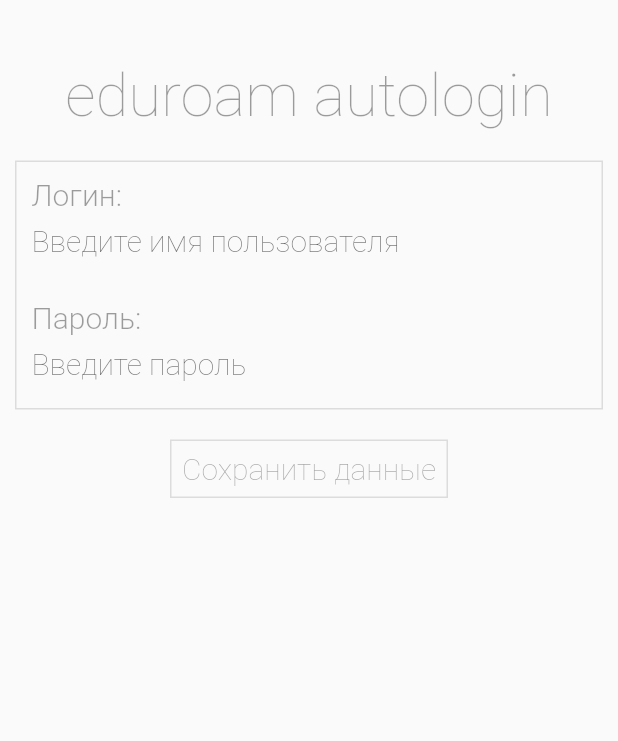
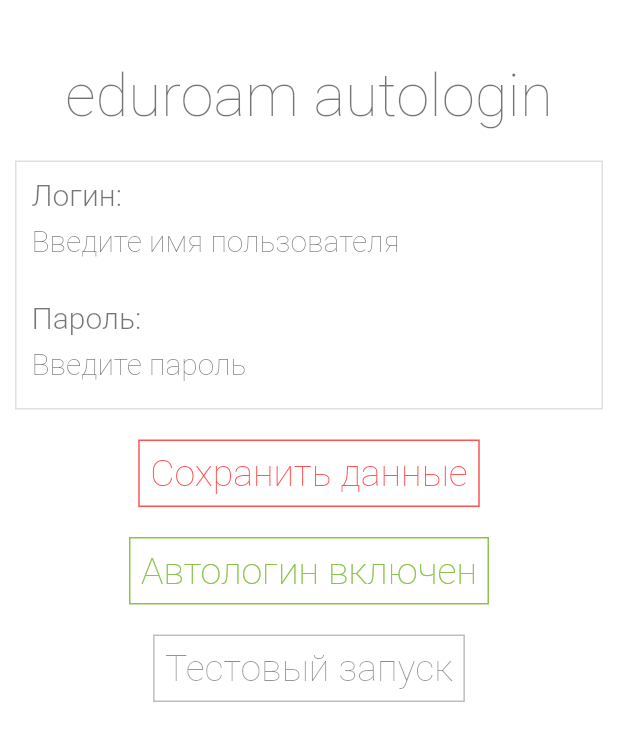
Before and after one commit to dispersik/eduroam_autologin, a Flutter app: the screen it shows after launch, on a phone screen of 412 x 824 dp. Shown: the top 741 px of the screen. Run offline on Flutter 3.47's test engine with Material 2 defaults, Android fonts, the phone set to English and light mode, and no system bars; our stand-ins replace shared_preferences.

Commit message:
add test button, buttons logic

```diff
--- a/lib/main.dart
+++ b/lib/main.dart
@@ -2,7 +2,6 @@
 import 'package:flutter/widgets.dart';
 import 'package:url_launcher/url_launcher.dart';
 import 'package:shared_preferences/shared_preferences.dart';
-import 'package:eduroam_autologin/storageHelper.dart';
 import 'package:eduroam_autologin/ui_helper.dart';
 
 void main() {
@@ -31,53 +30,30 @@
 }
 
 class _MyHomePageState extends State<MyHomePage> {
-  void connectToEduroam(String login, String password) async {
-    if (login != null && password != null) {
-      final link =
-          'http://' + login + ":" + password + '@10.0.0.10/connect.html';
-      if (await canLaunch(link)) {
-        await launch(link, forceSafariVC: false);
-        print('Eduroam get happen');
-      }
-    }
-  }
 
   @override
   Widget build(BuildContext context) {
+    void _callSetState() => setState((){});
     return Scaffold(
+      backgroundColor: Colors.white,
       // appBar: AppBar(
       //   title: Text(widget.title),
       // ),
-      body: Center(
-        child: Column(
+      body: ListView(
+        children: [
+          Column(
           mainAxisAlignment: MainAxisAlignment.start,
           children: <Widget>[
             titleElement(),
-            Padding(
-                padding:
-                    EdgeInsets.only(left: 10, right: 10, bottom: 20, top: 20),
-              child: Container(
-                decoration: BoxDecoration(
-                  border: Border.all(color: Colors.black12),
-                ),
-                child: Padding(
-                  padding: EdgeInsets.all(10),
-                  child: Column(
-                    children: [
-                      ...loginElements(),
-                      SizedBox(
-                        height: 20,
-                      ),
-                      ...passwordElements(),
-                    ],
-                  ),
-                ),
-              ),
-            ),
-            saveDataElement()
+            credentialElement(_callSetState),
+            saveDataElement(_callSetState),
+            SizedBox(height: 20,),
+            autologinModeElement(_callSetState),
+            SizedBox(height: 20,),
+            testElement(),
           ],
         ),
-      ),
+      ]),
     );
   }
 }
--- a/lib/storageHelper.dart
+++ b/lib/storageHelper.dart
@@ -23,3 +23,7 @@
   final prefs = await SharedPreferences.getInstance();
   prefs.setString('password', password);
 }
+
+void saveData() {
+
+}
--- a/lib/ui_helper.dart
+++ b/lib/ui_helper.dart
@@ -1,15 +1,22 @@
+import 'package:eduroam_autologin/storageHelper.dart';
 import 'package:flutter/material.dart';
 import 'package:flutter/widgets.dart';
 
 String login;
 String password;
 
+bool valueChanged = true;
+bool autologinState = true;
+
 final loginController = TextEditingController();
 final passwordController = TextEditingController();
 
+Color _enabledColor = Colors.lightGreen;
+Color _disabledColor = Colors.redAccent;
+
 TextStyle _styleDarkKey() => TextStyle(
       // color: Colors.red[50].withOpacity(0.9),
-  color: Colors.black38,
+      color: Colors.black54,
       fontSize: 20,
       fontWeight: FontWeight.w300,
     );
@@ -22,19 +29,34 @@
     );
 
 TextStyle _titleStyle() => TextStyle(
-  color: Colors.black38,
+      color: Colors.black54,
       fontSize: 40,
+      fontWeight: FontWeight.w100,
+    );
+
+TextStyle _saveButtonStyle() => TextStyle(
+      color: _getSaveButtonColor(),
+      fontSize: 25,
+      fontWeight: FontWeight.w100,
+    );
+
+TextStyle _autologinStyle() => TextStyle(
+      color: _getAutologinColor(),
+      fontSize: 25,
       fontWeight: FontWeight.w100,
     );
 
 Widget titleElement() {
   return Padding(
     padding: EdgeInsets.only(top: 40),
-      child: Text("eduroam autologin", style: _titleStyle(),),
+    child: Text(
+      "eduroam autologin",
+      style: _titleStyle(),
+    ),
   );
 }
 
-List<Widget> loginElements() {
+List<Widget> loginElements(void callSetState()) {
   return [
     Row(children: [
       Text(
@@ -50,7 +72,9 @@
             style: _styleDarkValue(),
             controller: loginController,
             onChanged: (text) {
+              valueChanged = true;
               // changeLogin(text);
+              callSetState();
             },
             decoration: InputDecoration(
                 border: InputBorder.none,
@@ -64,7 +88,7 @@
   ];
 }
 
-List<Widget> passwordElements() {
+List<Widget> passwordElements(void callSetState()) {
   return [
     Row(children: [
       Text(
@@ -79,7 +103,9 @@
           child: TextField(
             style: _styleDarkValue(),
             onChanged: (text) {
+              valueChanged = true;
               // changePassword(text);
+              callSetState();
             },
             controller: passwordController,
             decoration: InputDecoration(
@@ -93,18 +119,110 @@
   ];
 }
 
-Widget saveDataElement() {
-  return Container(
+Widget credentialElement(void callSetState()) {
+  return Padding(
+    padding: EdgeInsets.only(left: 10, right: 10, bottom: 20, top: 20),
+    child: Container(
       decoration: BoxDecoration(
-        border: Border.all(color: Colors.black12),
-        // borderRadius: BorderRadius.circular(20)
+        border: Border.all(color: /*_getAutologinLightColor()*/ Colors.black12),
+      ),
+      child: Padding(
+        padding: EdgeInsets.all(10),
+        child: Column(
+          children: [
+            ...loginElements(callSetState),
+            SizedBox(
+              height: 20,
+            ),
+            ...passwordElements(callSetState),
+          ],
+        ),
+      ),
+    ),
+  );
+}
+
+Widget saveDataElement(void callSetState()) {
+  return GestureDetector(
+      onTap: () {
+        // saveData();
+        valueChanged = false;
+        print("save button tap\n$valueChanged");
+        callSetState();
+      },
+      child: Container(
+        decoration: BoxDecoration(
+          border: Border.all(color: _getSaveButtonColor() /*Colors.black12*/),
         ),
         child: Padding(
           padding: EdgeInsets.all(7),
           child: Text(
-        'Сохранить данные',
-        style: _styleDarkValue(),
+            _getSaveButtonText(),
+            style: _saveButtonStyle(),
+          ),
+        ),
+      ));
+}
+
+Widget autologinModeElement(void callSetState()) {
+  return GestureDetector(
+    child: Container(
+      decoration: BoxDecoration(
+        border: Border.all(color: _getAutologinColor()),
+      ),
+      child: Padding(
+        padding: EdgeInsets.all(7),
+        child: Text(
+          _getAutologinText(),
+          style: _autologinStyle(),
+        ),
+      ),
+    ),
+    onTap: () {
+      autologinState = !autologinState;
+      print("autologin state: $autologinState");
+      callSetState();
+    },
+  );
+}
+
+Widget testElement() {
+  return GestureDetector(
+    onTap: () {},
+    child: Container(
+      decoration: BoxDecoration(
+        border: Border.all(color: Colors.black26),
+      ),
+      child: Padding(
+        padding: EdgeInsets.all(7),
+        child: Text(
+          "Тестовый запуск",
+          style: TextStyle(
+            color: Colors.black45,
+            fontSize: 25,
+            fontWeight: FontWeight.w100,
+          ),
+        ),
       ),
     ),
   );
 }
+
+String _getAutologinText() {
+  return autologinState ? 'Автологин включен' : 'Автологин отключен';
+}
+
+String _getSaveButtonText() =>
+    !valueChanged ? 'Данные сохранены' : 'Сохранить данные';
+
+Color _getAutologinColor() {
+  return autologinState ? _enabledColor : _disabledColor;
+}
+
+Color _getAutologinLightColor() {
+  return autologinState ? Colors.lightGreen[200] : Colors.red[200];
+}
+
+Color _getSaveButtonColor() {
+  return !valueChanged ? _enabledColor : _disabledColor;
+}
```
Also changed, not shown: lib/networkRoutine.dart (added, +12 -0 lines). Lines whose indentation alone changed are shown as unchanged.
